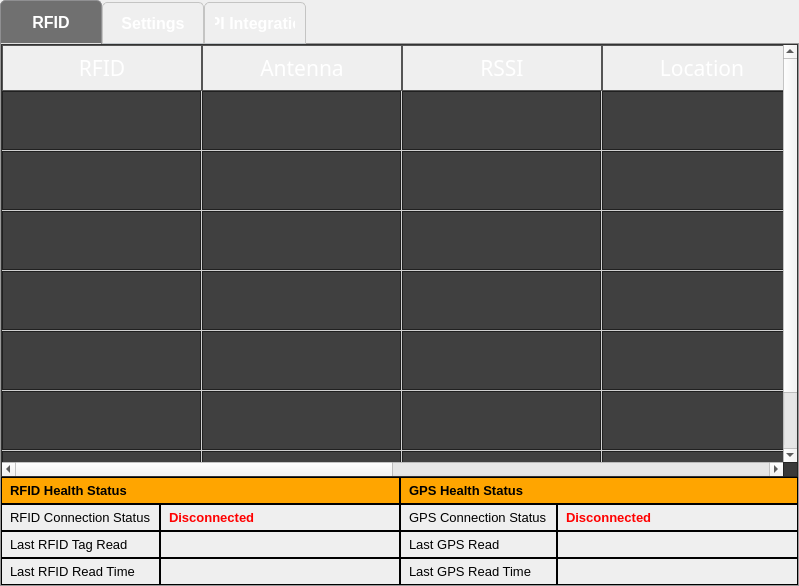
This is ui/main.ui in DevGuruPro/rfid-python as Qt 5 draws it before an edit. The edited form follows.
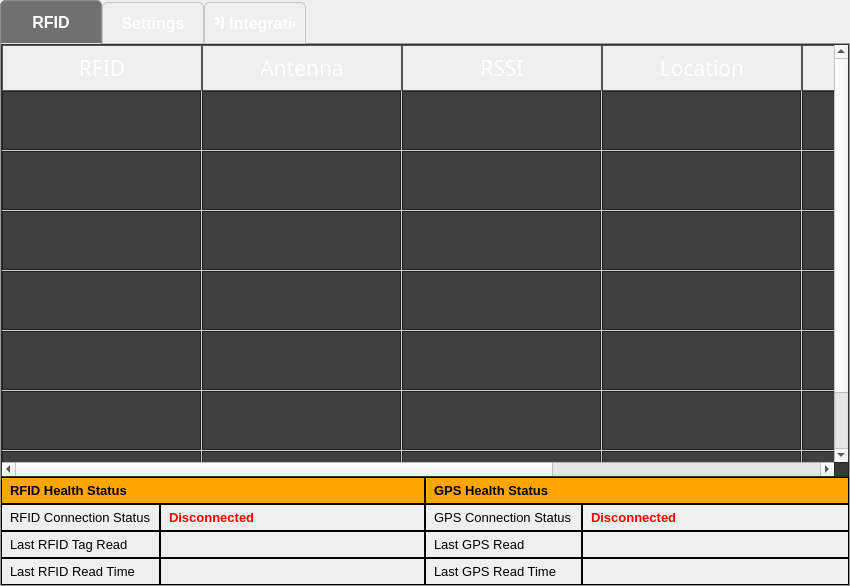
This is the edited form. Icons and pictures are not drawn.

The edit to the form file:
```diff
--- a/ui/main.ui
+++ b/ui/main.ui
@@ -6,7 +6,7 @@
    <rect>
     <x>0</x>
     <y>0</y>
-    <width>797</width>
+    <width>850</width>
     <height>586</height>
    </rect>
   </property>
```
